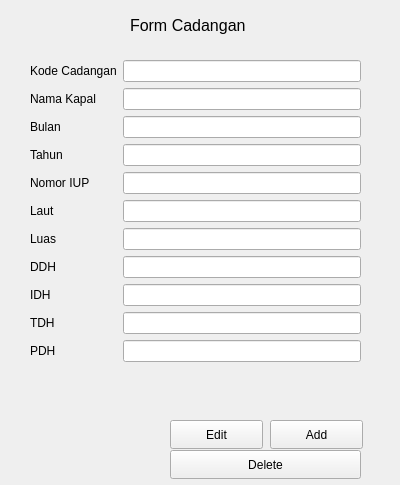
Old version of the form formcadangan.ui in the repository Yadija/tugas_visual_2.
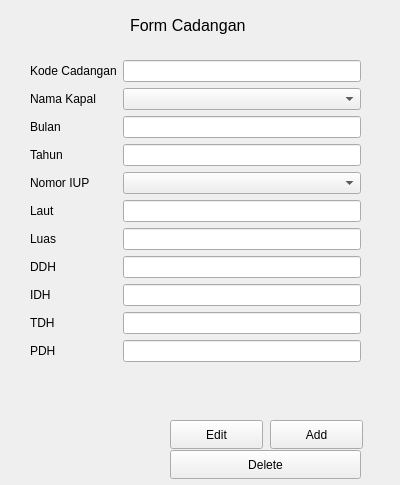
New version of the form.

Commit message: ⚒️build: implement show event to make dynamic combo box

Diff of the .ui file:
```diff
--- a/formcadangan.ui
+++ b/formcadangan.ui
@@ -41,7 +41,7 @@
      </widget>
     </item>
     <item row="1" column="1">
-     <widget class="QLineEdit" name="namaKapalLineEdit"/>
+     <widget class="QComboBox" name="namaKapalComboBox"/>
     </item>
     <item row="2" column="0">
      <widget class="QLabel" name="bulanLabel">
@@ -71,7 +71,7 @@
      </widget>
     </item>
     <item row="4" column="1">
-     <widget class="QLineEdit" name="nomorIUPLineEdit"/>
+     <widget class="QComboBox" name="nomorIUPComboBox"/>
     </item>
     <item row="5" column="0">
      <widget class="QLabel" name="lautLabel">
```
The commit also changes 5 other files.
